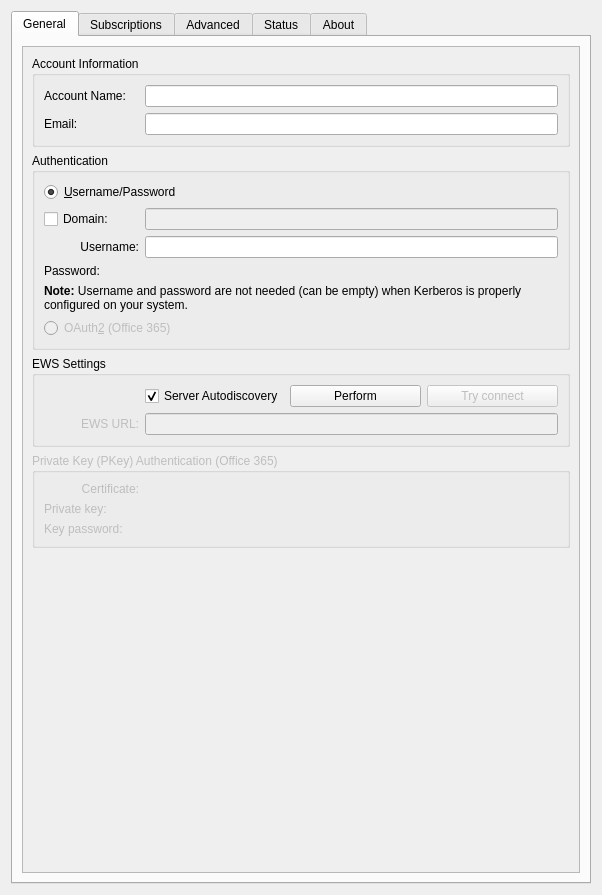
First picture: the form in resources/ews/ewsconfigdialog.ui, repository KDE/kdepim-runtime, before the edit.
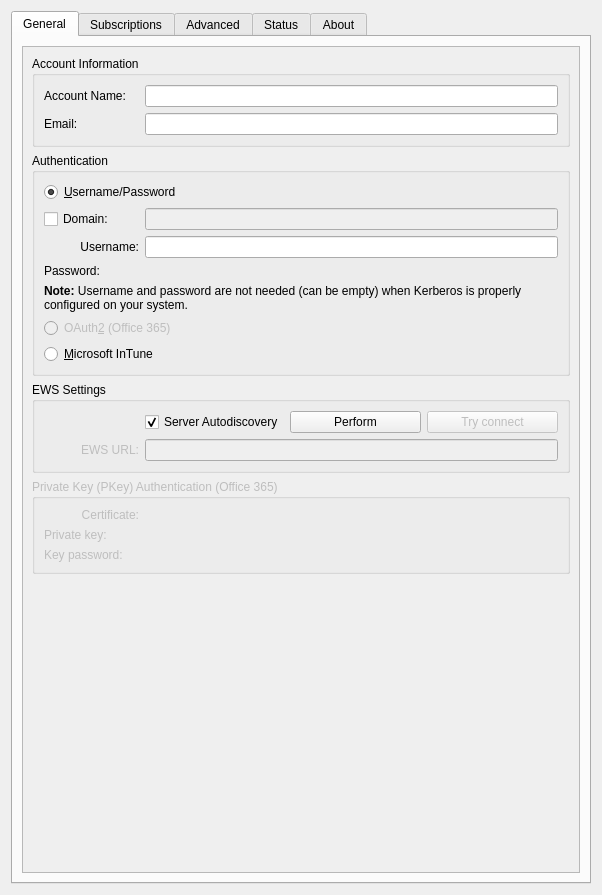
Second picture: the form after the edit. Icons and pictures are not drawn. Custom widgets are drawn as their Qt base class.

Commit message: Add Microsoft InTune authentication to EWS resource

```diff
--- a/resources/ews/ewsconfigdialog.ui
+++ b/resources/ews/ewsconfigdialog.ui
@@ -226,6 +226,16 @@
                 </property>
                </widget>
               </item>
+              <item>
+               <widget class="QRadioButton" name="authInTuneRadioButton">
+                <property name="whatsThis">
+                 <string>&lt;html&gt;&lt;head/&gt;&lt;body&gt;&lt;p&gt;Enables authentication using Microsoft InTune MDM software. This is required in many corporate environments, which mandate strong authentication using device credentials and thereby require the system to be joined to the organization and managed using InTune.&lt;/p&gt;&lt;/body&gt;&lt;/html&gt;</string>
+                </property>
+                <property name="text">
+                 <string>&amp;Microsoft InTune</string>
+                </property>
+               </widget>
+              </item>
              </layout>
             </widget>
            </item>
```
The commit also changes 6 other files.
